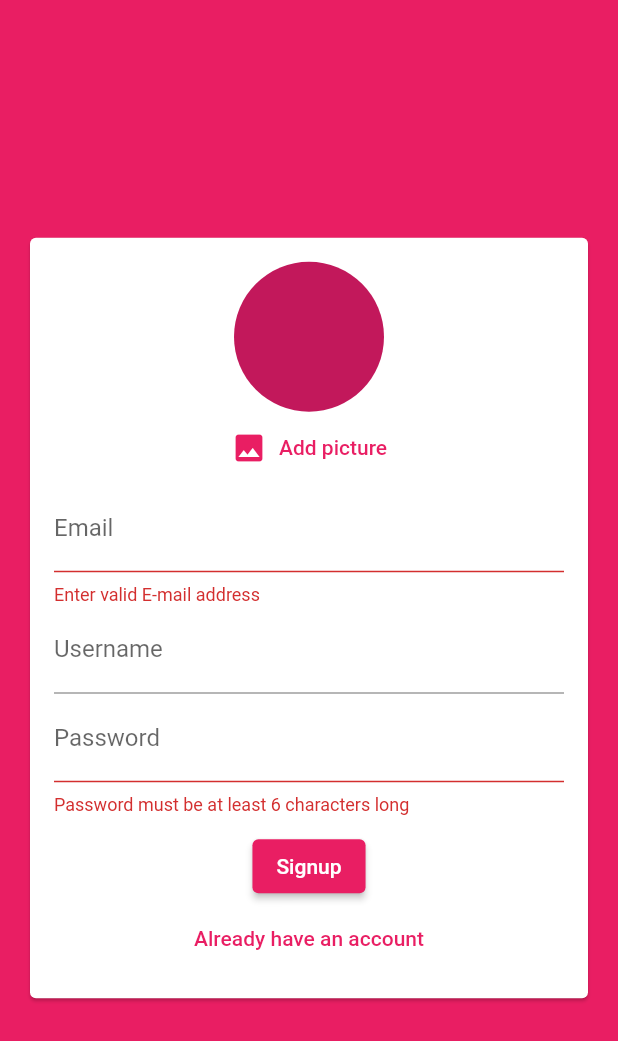
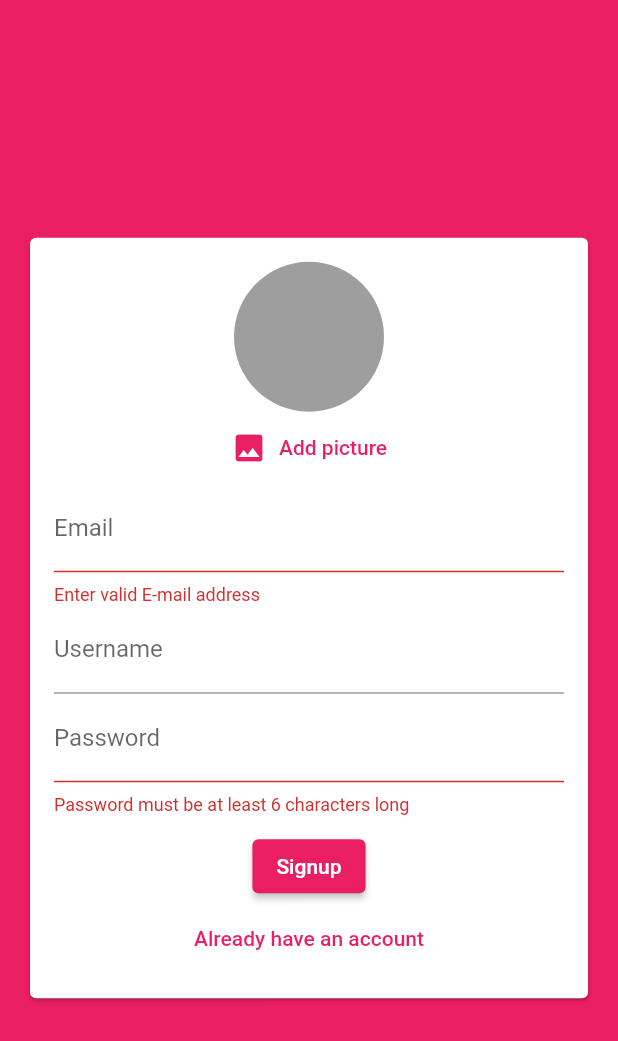
Before and after one commit to turinaf/flutter-dart, a Flutter app: the screen it shows after launch, after a tap on "Login", after a tap on "Create New account", after a tap on "Add picture", on a phone screen of 412 x 824 dp. Shown: the top 1041 px of the screen. Run offline on Flutter 3.47's test engine with Material 2 defaults, Android fonts, the phone set to English and light mode, and no system bars; our stand-ins replace cloud_firestore, firebase_auth, firebase_core, flutter_map, image_picker, latlong2 and 3 more; accounts and stored records are empty.

Commit message:
Image picker
Allowing user to take profile picture when signing up.

```diff
--- a/chat_app/lib/widgets/auth_form.dart
+++ b/chat_app/lib/widgets/auth_form.dart
@@ -1,4 +1,6 @@
 import 'package:flutter/material.dart';
+
+import '../widgets/pickers/user_image_picker.dart';
 
 class AuthForm extends StatefulWidget {
   const AuthForm(this.submitFn, this.isLoading);
@@ -44,14 +46,7 @@ class _AuthFormState extends State<AuthForm> {
               child: Column(
                 mainAxisSize: MainAxisSize.min,
                 children: [
-                  CircleAvatar(
-                    radius: 50,
-                  ),
-                  TextButton.icon(
-                    onPressed: () {},
-                    icon: const Icon(Icons.image),
-                    label: const Text('Add picture'),
-                  ),
+                  if (!_isLogin) const UserImagePicker(),
                   TextFormField(
                     key: const ValueKey('email'),
                     validator: (value) {
--- /dev/null
+++ b/chat_app/lib/widgets/pickers/user_image_picker.dart
@@ -0,0 +1,42 @@
+import 'dart:io';
+import 'package:flutter/material.dart';
+import 'package:image_picker/image_picker.dart';
+
+class UserImagePicker extends StatefulWidget {
+  const UserImagePicker({Key? key}) : super(key: key);
+
+  @override
+  _UserImagePickerState createState() => _UserImagePickerState();
+}
+
+class _UserImagePickerState extends State<UserImagePicker> {
+  File? _pickedImage;
+  void _pickImage() async {
+    //...
+    final picker = ImagePicker();
+    final pickedImage = await picker.pickImage(source: ImageSource.camera);
+    final pickedImageFile = File(pickedImage!.path);
+    setState(() {
+      _pickedImage = pickedImageFile;
+    });
+  }
+
+  @override
+  Widget build(BuildContext context) {
+    return Column(
+      children: [
+        CircleAvatar(
+          radius: 50,
+          backgroundColor: Colors.grey,
+          backgroundImage:
+              _pickedImage != null ? FileImage(_pickedImage!) : null,
+        ),
+        TextButton.icon(
+          onPressed: _pickImage,
+          icon: const Icon(Icons.image),
+          label: const Text('Add picture'),
+        ),
+      ],
+    );
+  }
+}
```
